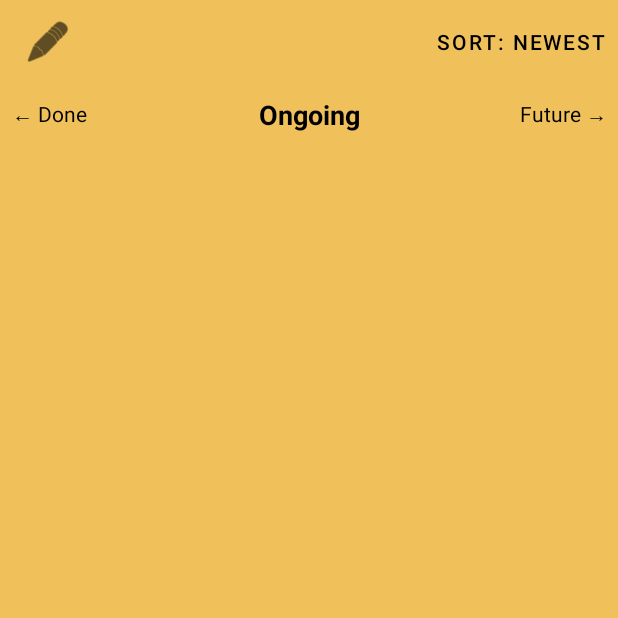
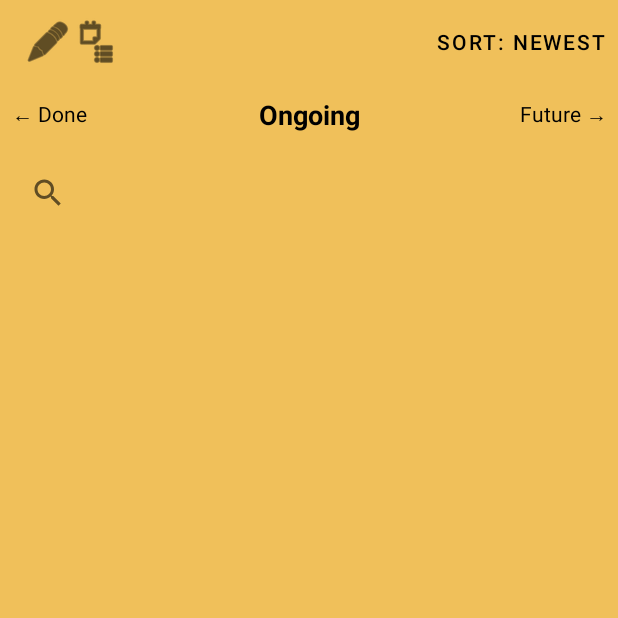
Before and after one commit to bemfalante/ideastracker, an Android app: the screen it shows after launch (MainActivity), on a phone screen of 412 x 824 dp, the top half of it. Run offline under Robolectric (Android 15) with nearby library versions, the phone set to English and light mode, and no system bars; our stand-ins replace Room's generated code.

Commit message:
Implement advanced features: Stopwatch, Drag-and-Drop, Search, and Bills
- Added Stopwatch ('cronometro') functionality via Foreground Service.
- Implemented timer history viewable from the calendar.
- Enabled Drag-and-Drop manual reordering for idea items.
- Integrated Search function into each idea panel.
- Added 'Bills to Pay' checkable list with full CRUD.
- Fixed double-click dialog issue.
- Improved 'link' field keyboard behavior.
- Verified auto-scroll for new ideas.
- Bumbed versionCode to 9 and handled Room migration to v5.

Co-authored-by: bemfalante <277825649+bemfalante@users.noreply.github.com>

```diff
--- a/app/src/main/AndroidManifest.xml
+++ b/app/src/main/AndroidManifest.xml
@@ -1,6 +1,8 @@
 <?xml version="1.0" encoding="utf-8"?>
 <manifest xmlns:android="http://schemas.android.com/apk/res/android">
 
+    <uses-permission android:name="android.permission.FOREGROUND_SERVICE" />
+    <uses-permission android:name="android.permission.FOREGROUND_SERVICE_SPECIAL_USE" />
     <application
         android:allowBackup="true"
         android:icon="@android:drawable/ic_menu_info_details"
@@ -30,6 +32,8 @@
         </activity>
 
         <activity android:name=".NotesActivity" />
+        <activity android:name=".BillsActivity" />
+        <service android:name=".TimerService" android:foregroundServiceType="specialUse" />
     </application>
 
 </manifest>
--- a/app/src/main/java/com/jules/ideastracker/AppDatabase.kt
+++ b/app/src/main/java/com/jules/ideastracker/AppDatabase.kt
@@ -8,11 +8,13 @@ import androidx.room.TypeConverters
 import androidx.room.migration.Migration
 import androidx.sqlite.db.SupportSQLiteDatabase
 
-@Database(entities = [Idea::class, Note::class], version = 4, exportSchema = false)
+@Database(entities = [Idea::class, Note::class, Bill::class, TimerHistory::class], version = 5, exportSchema = false)
 @TypeConverters(Converters::class)
 abstract class AppDatabase : RoomDatabase() {
     abstract fun ideaDao(): IdeaDao
     abstract fun noteDao(): NoteDao
+    abstract fun billDao(): BillDao
+    abstract fun timerDao(): TimerDao
 
     companion object {
         @Volatile
@@ -31,6 +33,14 @@ abstract class AppDatabase : RoomDatabase() {
             }
         }
 
+        val MIGRATION_4_5 = object : Migration(4, 5) {
+            override fun migrate(db: SupportSQLiteDatabase) {
+                db.execSQL("ALTER TABLE ideas ADD COLUMN manualOrder INTEGER NOT NULL DEFAULT 0")
+                db.execSQL("CREATE TABLE IF NOT EXISTS `bills` (`id` INTEGER PRIMARY KEY AUTOINCREMENT NOT NULL, `title` TEXT NOT NULL, `dueDate` INTEGER NOT NULL, `isPaid` INTEGER NOT NULL)")
+                db.execSQL("CREATE TABLE IF NOT EXISTS `timer_history` (`id` INTEGER PRIMARY KEY AUTOINCREMENT NOT NULL, `date` TEXT NOT NULL, `durationMillis` INTEGER NOT NULL, `timestamp` INTEGER NOT NULL)")
+            }
+        }
+
         fun getDatabase(context: Context): AppDatabase {
             return INSTANCE ?: synchronized(this) {
                 val instance = Room.databaseBuilder(
@@ -38,7 +48,7 @@ abstract class AppDatabase : RoomDatabase() {
                     AppDatabase::class.java,
                     "idea_database"
                 )
-                .addMigrations(MIGRATION_2_3, MIGRATION_3_4)
+                .addMigrations(MIGRATION_2_3, MIGRATION_3_4, MIGRATION_4_5)
                 .build()
                 INSTANCE = instance
                 instance
--- /dev/null
+++ b/app/src/main/java/com/jules/ideastracker/ExtraDaos.kt
@@ -0,0 +1,31 @@
+package com.jules.ideastracker
+
+import androidx.lifecycle.LiveData
+import androidx.room.*
+
+@Dao
+interface BillDao {
+    @Query("SELECT * FROM bills ORDER BY dueDate ASC")
+    fun getAllBills(): LiveData<List<Bill>>
+
+    @Insert
+    suspend fun insert(bill: Bill)
+
+    @Update
+    suspend fun update(bill: Bill)
+
+    @Delete
+    suspend fun delete(bill: Bill)
+}
+
+@Dao
+interface TimerDao {
+    @Query("SELECT * FROM timer_history WHERE date = :date ORDER BY timestamp DESC")
+    fun getHistoryByDate(date: String): LiveData<List<TimerHistory>>
+
+    @Query("SELECT * FROM timer_history WHERE date = :date ORDER BY timestamp DESC")
+    suspend fun getHistoryByDateSync(date: String): List<TimerHistory>
+
+    @Insert
+    suspend fun insert(history: TimerHistory)
+}
--- a/app/src/main/java/com/jules/ideastracker/IdeaDao.kt
+++ b/app/src/main/java/com/jules/ideastracker/IdeaDao.kt
@@ -5,17 +5,23 @@ import androidx.room.*
 
 @Dao
 interface IdeaDao {
-    @Query("SELECT * FROM ideas WHERE status = 'FUTURE' ORDER BY CASE WHEN :isAsc = 1 THEN timestamp END ASC, CASE WHEN :isAsc = 0 THEN timestamp END DESC")
+    @Query("SELECT * FROM ideas WHERE status = 'FUTURE' ORDER BY manualOrder ASC, CASE WHEN :isAsc = 1 THEN timestamp END ASC, CASE WHEN :isAsc = 0 THEN timestamp END DESC")
     fun getFutureIdeas(isAsc: Int): LiveData<List<Idea>>
 
-    @Query("SELECT * FROM ideas WHERE status = 'ONGOING' ORDER BY CASE WHEN :isAsc = 1 THEN startedTimestamp END ASC, CASE WHEN :isAsc = 0 THEN startedTimestamp END DESC")
+    @Query("SELECT * FROM ideas WHERE status = 'ONGOING' ORDER BY manualOrder ASC, CASE WHEN :isAsc = 1 THEN startedTimestamp END ASC, CASE WHEN :isAsc = 0 THEN startedTimestamp END DESC")
     fun getOngoingIdeas(isAsc: Int): LiveData<List<Idea>>
 
-    @Query("SELECT * FROM ideas WHERE status = 'DONE' ORDER BY CASE WHEN :isAsc = 1 THEN finishedTimestamp END ASC, CASE WHEN :isAsc = 0 THEN finishedTimestamp END DESC")
+    @Query("SELECT * FROM ideas WHERE status = 'DONE' ORDER BY manualOrder ASC, CASE WHEN :isAsc = 1 THEN finishedTimestamp END ASC, CASE WHEN :isAsc = 0 THEN finishedTimestamp END DESC")
     fun getDoneIdeas(isAsc: Int): LiveData<List<Idea>>
 
-    @Query("SELECT * FROM ideas WHERE status = :status ORDER BY CASE WHEN :isAsc = 1 THEN timestamp END ASC, CASE WHEN :isAsc = 0 THEN timestamp END DESC")
-    fun getIdeasByStatus(status: IdeaStatus, isAsc: Int): LiveData<List<Idea>>
+    @Query("SELECT * FROM ideas WHERE (title LIKE '%' || :query || '%' OR description LIKE '%' || :query || '%') AND status = 'FUTURE' ORDER BY manualOrder ASC, CASE WHEN :isAsc = 1 THEN timestamp END ASC, CASE WHEN :isAsc = 0 THEN timestamp END DESC")
+    fun searchFutureIdeas(query: String, isAsc: Int): LiveData<List<Idea>>
+
+    @Query("SELECT * FROM ideas WHERE (title LIKE '%' || :query || '%' OR description LIKE '%' || :query || '%') AND status = 'ONGOING' ORDER BY manualOrder ASC, CASE WHEN :isAsc = 1 THEN startedTimestamp END ASC, CASE WHEN :isAsc = 0 THEN startedTimestamp END DESC")
+    fun searchOngoingIdeas(query: String, isAsc: Int): LiveData<List<Idea>>
+
+    @Query("SELECT * FROM ideas WHERE (title LIKE '%' || :query || '%' OR description LIKE '%' || :query || '%') AND status = 'DONE' ORDER BY manualOrder ASC, CASE WHEN :isAsc = 1 THEN finishedTimestamp END ASC, CASE WHEN :isAsc = 0 THEN finishedTimestamp END DESC")
+    fun searchDoneIdeas(query: String, isAsc: Int): LiveData<List<Idea>>
 
     @Insert
     suspend fun insert(idea: Idea): Long
--- a/app/src/main/java/com/jules/ideastracker/IdeaViewModel.kt
+++ b/app/src/main/java/com/jules/ideastracker/IdeaViewModel.kt
@@ -8,6 +8,9 @@ class IdeaViewModel(private val dao: IdeaDao) : ViewModel() {
     private val _isAsc = MutableLiveData(0) // 0 for DESC (Newest), 1 for ASC (Oldest)
     val isAsc: LiveData<Int> = _isAsc
 
+    private val _searchQuery = MutableLiveData("")
+    val searchQuery: LiveData<String> = _searchQuery
+
     private val _lastInsertedId = MutableLiveData<Long?>()
     val lastInsertedId: LiveData<Long?> = _lastInsertedId
 
@@ -15,14 +18,39 @@ class IdeaViewModel(private val dao: IdeaDao) : ViewModel() {
         _isAsc.value = if (_isAsc.value == 0) 1 else 0
     }
 
+    fun setSearchQuery(query: String) {
+        _searchQuery.value = query
+    }
+
     fun getIdeas(status: IdeaStatus): LiveData<List<Idea>> {
-        return _isAsc.switchMap { asc ->
-            when (status) {
-                IdeaStatus.FUTURE -> dao.getFutureIdeas(asc ?: 0)
-                IdeaStatus.ONGOING -> dao.getOngoingIdeas(asc ?: 0)
-                IdeaStatus.DONE -> dao.getDoneIdeas(asc ?: 0)
+        val result = MediatorLiveData<List<Idea>>()
+
+        fun update() {
+            val asc = _isAsc.value ?: 0
+            val query = _searchQuery.value ?: ""
+
+            val source = if (query.isEmpty()) {
+                when (status) {
+                    IdeaStatus.FUTURE -> dao.getFutureIdeas(asc)
+                    IdeaStatus.ONGOING -> dao.getOngoingIdeas(asc)
+                    IdeaStatus.DONE -> dao.getDoneIdeas(asc)
+                }
+            } else {
+                when (status) {
+                    IdeaStatus.FUTURE -> dao.searchFutureIdeas(query, asc)
+                    IdeaStatus.ONGOING -> dao.searchOngoingIdeas(query, asc)
+                    IdeaStatus.DONE -> dao.searchDoneIdeas(query, asc)
+                }
             }
+
+            result.removeSource(source) // Clean up old source if any
+            result.addSource(source) { result.value = it }
         }
+
+        result.addSource(_isAsc) { update() }
+        result.addSource(_searchQuery) { update() }
+
+        return result
     }
 
     fun insert(idea: Idea) = viewModelScope.launch {
@@ -41,6 +69,12 @@ class IdeaViewModel(private val dao: IdeaDao) : ViewModel() {
             idea
         }
         dao.update(updatedIdea)
+    }
+
+    fun updateManualOrder(ideas: List<Idea>) = viewModelScope.launch {
+        ideas.forEachIndexed { index, idea ->
+            dao.update(idea.copy(manualOrder = index))
+        }
     }
 
     fun updateStatus(idea: Idea, newStatus: IdeaStatus, dod: String? = null, nextSteps: String? = null, conclusion: String? = null) = viewModelScope.launch {
--- a/app/src/main/java/com/jules/ideastracker/MainActivity.kt
+++ b/app/src/main/java/com/jules/ideastracker/MainActivity.kt
@@ -65,6 +65,10 @@ class MainActivity : AppCompatActivity() {
             startActivity(android.content.Intent(this, NotesActivity::class.java))
         }
 
+        binding.btnBills.setOnClickListener {
+            startActivity(android.content.Intent(this, BillsActivity::class.java))
+        }
+
         binding.fabAdd.setOnClickListener {
             showAddIdeaDialog()
         }
--- a/app/src/main/res/layout/activity_main.xml
+++ b/app/src/main/res/layout/activity_main.xml
@@ -22,6 +22,16 @@
                 android:layout_gravity="start"
                 android:background="?attr/selectableItemBackgroundBorderless"
                 android:src="@android:drawable/ic_menu_edit"
+                app:tint="@color/black" />
+
+            <ImageButton
+                android:id="@+id/btnBills"
+                android:layout_width="wrap_content"
+                android:layout_height="wrap_content"
+                android:layout_gravity="start"
+                android:layout_marginStart="8dp"
+                android:background="?attr/selectableItemBackgroundBorderless"
+                android:src="@android:drawable/ic_menu_agenda"
                 app:tint="@color/black" />
 
             <Button
--- a/app/src/main/res/layout/fragment_ideas.xml
+++ b/app/src/main/res/layout/fragment_ideas.xml
@@ -1,6 +1,18 @@
 <?xml version="1.0" encoding="utf-8"?>
-<androidx.recyclerview.widget.RecyclerView xmlns:android="http://schemas.android.com/apk/res/android"
-    android:id="@+id/recyclerView"
+<LinearLayout xmlns:android="http://schemas.android.com/apk/res/android"
     android:layout_width="match_parent"
     android:layout_height="match_parent"
-    android:padding="8dp" />
+    android:orientation="vertical">
+
+    <androidx.appcompat.widget.SearchView
+        android:id="@+id/searchView"
+        android:layout_width="match_parent"
+        android:layout_height="wrap_content"
+        android:layout_margin="8dp" />
+
+    <androidx.recyclerview.widget.RecyclerView
+        android:id="@+id/recyclerView"
+        android:layout_width="match_parent"
+        android:layout_height="match_parent"
+        android:padding="8dp" />
+</LinearLayout>
```
Also changed, not shown: app/src/main/java/com/jules/ideastracker/BillsActivity.kt (added, +99 -0 lines), app/src/main/java/com/jules/ideastracker/BillsAdapter.kt (added, +46 -0 lines), app/src/main/java/com/jules/ideastracker/CalendarDialog.kt (+68 -1 lines), app/src/main/java/com/jules/ideastracker/Idea.kt (+18 -1 lines), app/src/main/java/com/jules/ideastracker/IdeasFragment.kt (+38 -33 lines), app/src/main/java/com/jules/ideastracker/TimerService.kt (added, +109 -0 lines), app/src/main/res/layout/activity_bills.xml (added, +27 -0 lines), app/src/main/res/layout/dialog_bill_crud.xml (added, +18 -0 lines), app/src/main/res/layout/item_bill.xml (added, +11 -0 lines), 1 other file.
